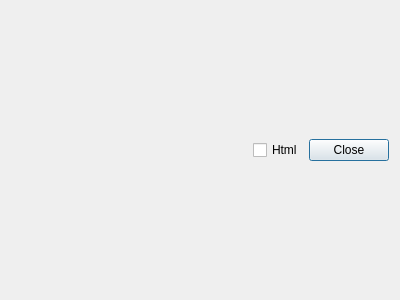
Qt form src/ui/tcp_response_dialog.ui (public0821/npg) before a commit.
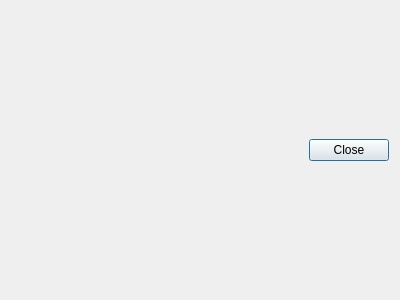
The same form after that commit.

```diff
--- a/src/ui/tcp_response_dialog.ui
+++ b/src/ui/tcp_response_dialog.ui
@@ -44,13 +44,6 @@
      </property>
     </widget>
    </item>
-   <item row="1" column="2">
-    <widget class="QCheckBox" name="html_checkbox">
-     <property name="text">
-      <string>Html</string>
-     </property>
-    </widget>
-   </item>
   </layout>
  </widget>
  <layoutdefault spacing="6" margin="11"/>
```
Left out of the diff: 4 changed lines with no effect on the pictures.
